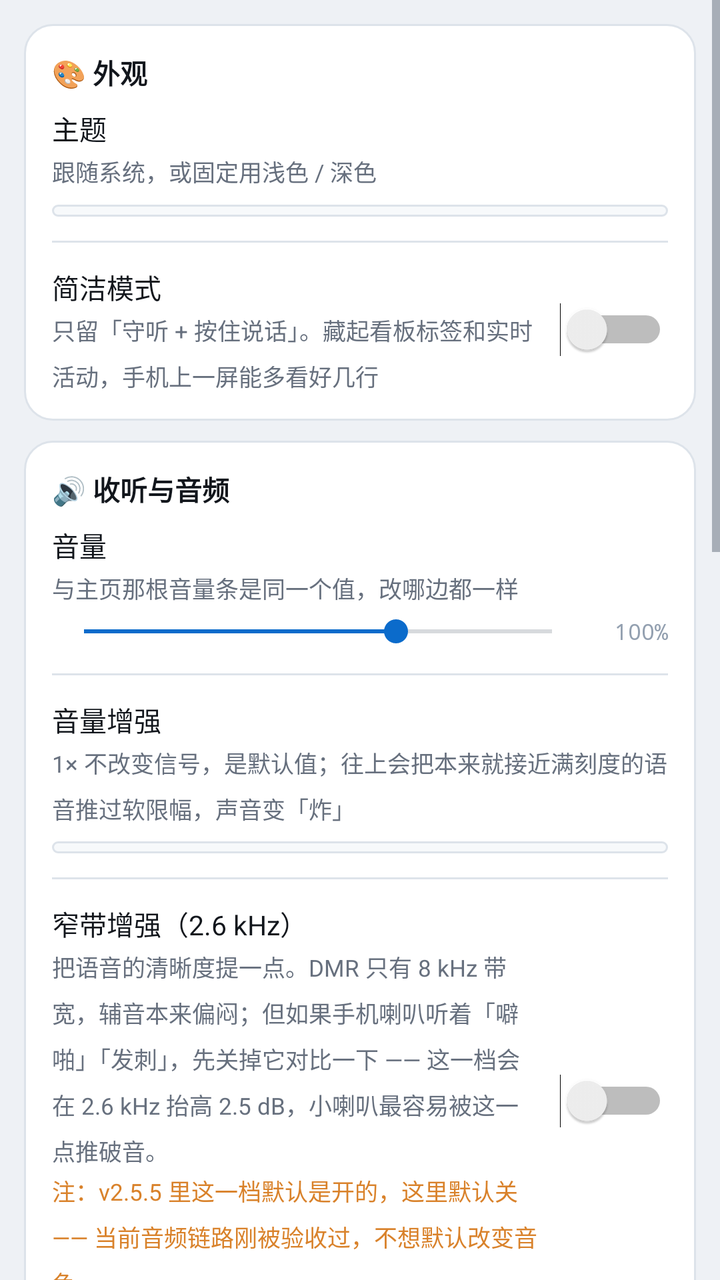
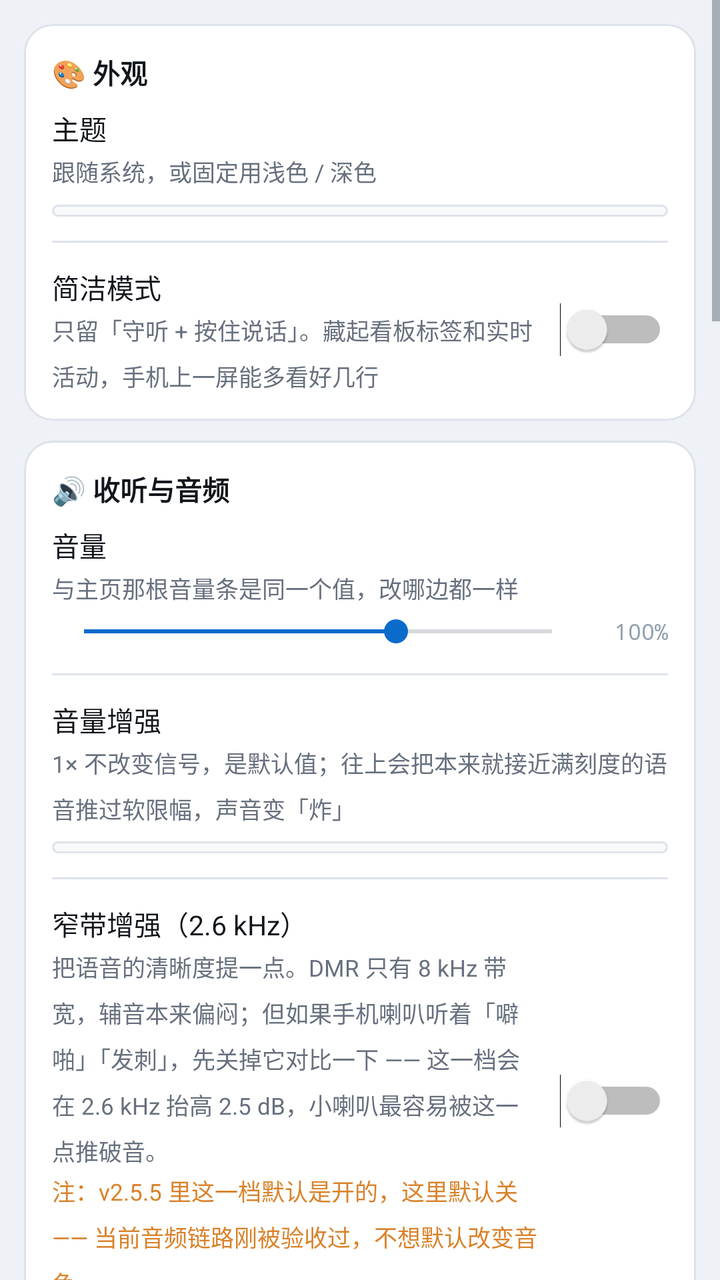

The first picture is an Android layout as it rendered before a commit; the second is the same layout after the commit. The layout source and the unified diff follow.
<!-- AndroidManifest.xml: application theme AppTheme -->
<!-- res/layout/page_settings.xml -->
<?xml version="1.0" encoding="utf-8"?>
<ScrollView xmlns:android="http://schemas.android.com/apk/res/android"
    android:layout_width="match_parent"
    android:layout_height="match_parent"
    android:scrollbars="vertical"
    android:fillViewport="true">

    <LinearLayout
        android:layout_width="match_parent"
        android:layout_height="wrap_content"
        android:orientation="vertical"
        android:paddingStart="12dp"
        android:paddingEnd="12dp"
        android:paddingTop="2dp"
        android:paddingBottom="22dp">

        
        <LinearLayout style="@style/Card">

            <TextView
                style="@style/CardTitle"
                android:text="🎨 外观" />

            <TextView
                style="@style/SetLabel"
                android:text="主题" />

            <TextView
                style="@style/SetHint"
                android:text="跟随系统，或固定用浅色 / 深色" />

            <LinearLayout
                android:id="@+id/segTheme"
                android:layout_width="match_parent"
                android:layout_height="wrap_content"
                android:layout_marginTop="8dp"
                android:orientation="horizontal"
                android:background="@drawable/bg_inner"
                android:padding="3dp" />

            <View
                android:layout_width="match_parent"
                android:layout_height="1dp"
                android:layout_marginTop="12dp"
                android:layout_marginBottom="12dp"
                android:background="?attr/cBorder" />

            <LinearLayout
                android:layout_width="match_parent"
                android:layout_height="wrap_content"
                android:orientation="horizontal"
                android:gravity="center_vertical">

                <LinearLayout
                    android:layout_width="0dp"
                    android:layout_height="wrap_content"
                    android:layout_weight="1"
                    android:orientation="vertical">

                    <TextView
                        style="@style/SetLabel"
                        android:text="简洁模式" />

                    <TextView
                        style="@style/SetHint"
                        android:text="只留「守听 + 按住说话」。藏起看板标签和实时活动，手机上一屏能多看好几行" />
                </LinearLayout>

                <Switch
                    android:id="@+id/swSimple"
                    android:layout_width="wrap_content"
                    android:layout_height="wrap_content"
                    android:layout_marginStart="10dp" />
            </LinearLayout>
        </LinearLayout>

        
        <LinearLayout style="@style/Card">

            <TextView
                style="@style/CardTitle"
                android:text="🔊 收听与音频" />

            <TextView
                style="@style/SetLabel"
                android:text="音量" />

            <TextView
                style="@style/SetHint"
                android:text="与主页那根音量条是同一个值，改哪边都一样" />

            <LinearLayout
                android:layout_width="match_parent"
                android:layout_height="wrap_content"
                android:layout_marginTop="4dp"
                android:orientation="horizontal"
                android:gravity="center_vertical">

                <SeekBar
                    android:id="@+id/seekSetVol"
                    android:layout_width="0dp"
                    android:layout_height="wrap_content"
                    android:layout_weight="1"
                    android:max="150"
                    android:progress="100" />

                <TextView
                    android:id="@+id/setVolVal"
                    style="@style/Mono"
                    android:layout_width="42dp"
                    android:gravity="end"
                    android:text="100%" />
            </LinearLayout>

            <View
                android:layout_width="match_parent"
                android:layout_height="1dp"
                android:layout_marginTop="12dp"
                android:layout_marginBottom="12dp"
                android:background="?attr/cBorder" />

            <TextView
                style="@style/SetLabel"
                android:text="音量增强" />

            <TextView
                style="@style/SetHint"
                android:text="1× 不改变信号，是默认值；往上会把本来就接近满刻度的语音推过软限幅，声音变「炸」" />

            <LinearLayout
                android:id="@+id/segGain"
                android:layout_width="match_parent"
                android:layout_height="wrap_content"
                android:layout_marginTop="8dp"
                android:orientation="horizontal"
                android:background="@drawable/bg_inner"
                android:padding="3dp" />

            <View
                android:layout_width="match_parent"
                android:layout_height="1dp"
                android:layout_marginTop="12dp"
                android:layout_marginBottom="12dp"
                android:background="?attr/cBorder" />

            <LinearLayout
                android:layout_width="match_parent"
                android:layout_height="wrap_content"
                android:orientation="horizontal"
                android:gravity="center_vertical">

                <LinearLayout
                    android:layout_width="0dp"
                    android:layout_height="wrap_content"
                    android:layout_weight="1"
                    android:orientation="vertical">

                    <TextView
                        style="@style/SetLabel"
                        android:text="窄带增强（2.6 kHz）" />

                    <TextView
                        style="@style/SetHint"
                        android:text="把语音的清晰度提一点。DMR 只有 8 kHz 带宽，辅音本来偏闷；但如果手机喇叭听着「噼啪」「发刺」，先关掉它对比一下 —— 这一档会在 2.6 kHz 抬高 2.5 dB，小喇叭最容易被这一点推破音。" />

                    <TextView
                        style="@style/SetHint"
                        android:text="注：v2.5.5 里这一档默认是开的，这里默认关 —— 当前音频链路刚被验收过，不想默认改变音色。"
                        android:textColor="?attr/cWarn" />
                </LinearLayout>

                <Switch
                    android:id="@+id/swPresence"
                    android:layout_width="wrap_content"
                    android:layout_height="wrap_content"
                    android:layout_marginStart="10dp" />
            </LinearLayout>

            <View
                android:layout_width="match_parent"
                android:layout_height="1dp"
                android:layout_marginTop="12dp"
                android:layout_marginBottom="12dp"
                android:background="?attr/cBorder" />

            <TextView
                style="@style/SetLabel"
                android:text="音频自检" />

            <TextView
                style="@style/SetHint"
                android:text="收不到声音时先看这一行。环=on 才是正常路径；闸=让位 表示这一句交给了别的链路。报问题时把这一行发过来，比描述准得多。" />

            <TextView
                android:id="@+id/audioDiag"
                android:layout_width="match_parent"
                android:layout_height="wrap_content"
                android:layout_marginTop="7dp"
                android:background="@drawable/bg_inner"
                android:padding="9dp"
                android:text="—"
                android:textColor="?attr/cMuted"
                android:textSize="11sp"
                android:fontFamily="monospace"
                android:lineSpacingMultiplier="1.6" />

            <View
                android:layout_width="match_parent"
                android:layout_height="1dp"
                android:layout_marginTop="12dp"
                android:layout_marginBottom="12dp"
                android:background="?attr/cBorder" />

            <LinearLayout
                android:layout_width="match_parent"
                android:layout_height="wrap_content"
                android:orientation="horizontal"
                android:gravity="center_vertical">

                <LinearLayout
                    android:layout_width="0dp"
                    android:layout_height="wrap_content"
                    android:layout_weight="1"
                    android:orientation="vertical">

                    <TextView
                        style="@style/SetLabel"
                        android:text="收听时保持屏幕常亮" />

                    <TextView
                        style="@style/SetHint"
                        android:text="收音期间不熄屏；关掉可省电" />
                </LinearLayout>

                <Switch
                    android:id="@+id/swAwake"
                    android:layout_width="wrap_content"
                    android:layout_height="wrap_content"
                    android:layout_marginStart="10dp" />
            </LinearLayout>

            <View
                android:layout_width="match_parent"
                android:layout_height="1dp"
                android:layout_marginTop="12dp"
                android:layout_marginBottom="12dp"
                android:background="?attr/cBorder" />

            <LinearLayout
                android:layout_width="match_parent"
                android:layout_height="wrap_content"
                android:orientation="horizontal"
                android:gravity="center_vertical">

                <LinearLayout
                    android:layout_width="0dp"
                    android:layout_height="wrap_content"
                    android:layout_weight="1"
                    android:orientation="vertical">

                    <TextView
                        style="@style/SetLabel"
                        android:text="自动录音" />

                    <TextView
                        style="@style/SetHint"
                        android:text="每通通话自动存成 WAV。录音功能本身还在做（Phase 4），现在打开只记开关，不会生成文件" />
                </LinearLayout>

                <Switch
                    android:id="@+id/swRec"
                    android:layout_width="wrap_content"
                    android:layout_height="wrap_content"
                    android:layout_marginStart="10dp" />
            </LinearLayout>
        </LinearLayout>

        
        <LinearLayout style="@style/Card">

            <TextView
                style="@style/CardTitle"
                android:text="📻 扫描" />

            <LinearLayout
                android:layout_width="match_parent"
                android:layout_height="wrap_content"
                android:orientation="horizontal"
                android:gravity="center_vertical">

                <LinearLayout
                    android:layout_width="0dp"
                    android:layout_height="wrap_content"
                    android:layout_weight="1"
                    android:orientation="vertical">

                    <TextView
                        style="@style/SetLabel"
                        android:text="扫描" />

                    <TextView
                        style="@style/SetHint"
                        android:text="不用预先指定话组，自动跟着实时活动里最热闹的几个组走" />
                </LinearLayout>

                <Switch
                    android:id="@+id/swScan"
                    android:layout_width="wrap_content"
                    android:layout_height="wrap_content"
                    android:layout_marginStart="10dp" />
            </LinearLayout>

            <View
                android:layout_width="match_parent"
                android:layout_height="1dp"
                android:layout_marginTop="12dp"
                android:layout_marginBottom="12dp"
                android:background="?attr/cBorder" />

            <TextView
                style="@style/SetLabel"
                android:text="自动跟进数量" />

            <TextView
                style="@style/SetHint"
                android:text="「自动跟进」同时锁定的最活跃话组个数，越多越容易漏听" />

            <LinearLayout
                android:layout_width="match_parent"
                android:layout_height="wrap_content"
                android:layout_marginTop="4dp"
                android:orientation="horizontal"
                android:gravity="center_vertical">

                <SeekBar
                    android:id="@+id/seekAutoN"
                    android:layout_width="0dp"
                    android:layout_height="wrap_content"
                    android:layout_weight="1"
                    android:max="19"
                    android:progress="7" />

                <TextView
                    android:id="@+id/setAutoNVal"
                    style="@style/Mono"
                    android:layout_width="30dp"
                    android:gravity="end"
                    android:text="8" />
            </LinearLayout>

            <View
                android:layout_width="match_parent"
                android:layout_height="1dp"
                android:layout_marginTop="12dp"
                android:layout_marginBottom="12dp"
                android:background="?attr/cBorder" />

            <LinearLayout
                android:layout_width="match_parent"
                android:layout_height="wrap_content"
                android:orientation="horizontal"
                android:gravity="center_vertical">

                <LinearLayout
                    android:layout_width="0dp"
                    android:layout_height="wrap_content"
                    android:layout_weight="1"
                    android:orientation="vertical">

                    <TextView
                        style="@style/SetLabel"
                        android:text="启动时恢复扫描" />

                    <TextView
                        style="@style/SetHint"
                        android:text="下次打开 App 自动接着上次的扫描状态继续" />
                </LinearLayout>

                <Switch
                    android:id="@+id/swScanResume"
                    android:layout_width="wrap_content"
                    android:layout_height="wrap_content"
                    android:layout_marginStart="10dp" />
            </LinearLayout>
        </LinearLayout>

        
        <LinearLayout style="@style/Card">

            <TextView
                style="@style/CardTitle"
                android:text="ℹ️ 关于" />

            <TextView
                android:id="@+id/aboutText"
                android:layout_width="match_parent"
                android:layout_height="wrap_content"
                android:textColor="?attr/cMuted"
                android:textSize="11.5sp"
                android:lineSpacingMultiplier="1.7" />

            <TextView
                android:layout_width="match_parent"
                android:layout_height="wrap_content"
                android:layout_marginTop="10dp"
                android:text="话组表：内置 47 条 + 在线 api.brandmeister.network（约 1845 条）\n实时活动：wss://api.brandmeister.network/lh\n音频：wss://hose.brandmeister.network（HOSE）"
                android:textColor="?attr/cDim"
                android:textSize="11sp"
                android:lineSpacingMultiplier="1.7" />
        </LinearLayout>
    </LinearLayout>
</ScrollView>
<!-- resources referenced by this layout -->
<resources>
  <!-- drawable bg_inner (drawable) -->
  <?xml version="1.0" encoding="utf-8"?>
  <shape xmlns:android="http://schemas.android.com/apk/res/android" android:shape="rectangle">
      <solid android:color="?attr/cPanel2" />
      <corners android:radius="10dp" />
      <stroke android:width="1dp" android:color="?attr/cBorder" />
  </shape>
  <style name="Card">
          <item name="android:layout_width">match_parent</item>
          <item name="android:layout_height">wrap_content</item>
          <item name="android:orientation">vertical</item>
          <item name="android:background">@drawable/bg_card</item>
          <item name="android:padding">14dp</item>
          <item name="android:layout_marginTop">10dp</item>
      </style>
  <style name="CardTitle">
          <item name="android:layout_width">match_parent</item>
          <item name="android:layout_height">wrap_content</item>
          <item name="android:textColor">?attr/cText</item>
          <item name="android:textSize">13.5sp</item>
          <item name="android:textStyle">bold</item>
          <item name="android:paddingBottom">8dp</item>
      </style>
  <style name="Mono">
          <item name="android:layout_width">wrap_content</item>
          <item name="android:layout_height">wrap_content</item>
          <item name="android:fontFamily">monospace</item>
          <item name="android:textColor">?attr/cDim</item>
          <item name="android:textSize">11sp</item>
      </style>
  <style name="SetHint">
          <item name="android:layout_width">match_parent</item>
          <item name="android:layout_height">wrap_content</item>
          <item name="android:layout_marginTop">3dp</item>
          <item name="android:textColor">?attr/cMuted</item>
          <item name="android:textSize">11.5sp</item>
          <item name="android:lineSpacingMultiplier">1.35</item>
      </style>
  <style name="SetLabel">
          <item name="android:layout_width">match_parent</item>
          <item name="android:layout_height">wrap_content</item>
          <item name="android:textColor">?attr/cText</item>
          <item name="android:textSize">13.5sp</item>
      </style>
  <style name="AppTheme" parent="BaseLight" />
  <!-- drawable bg_card (drawable) -->
  <?xml version="1.0" encoding="utf-8"?>
  <shape xmlns:android="http://schemas.android.com/apk/res/android" android:shape="rectangle">
      <solid android:color="?attr/cPanel" />
      <corners android:radius="14dp" />
      <stroke android:width="1dp" android:color="?attr/cBorder" />
  </shape>
  <color name="l_bg">#eef1f5</color>
  <color name="l_panel">#ffffff</color>
  <color name="l_panel2">#f7f9fb</color>
  <color name="l_border">#dde3ea</color>
  <color name="l_text">#12161c</color>
  <color name="l_muted">#67707e</color>
  <color name="l_dim">#93a0b0</color>
  <color name="l_accent">#0b6bcb</color>
  <color name="l_accent_weak">#e6f0fb</color>
  <color name="l_ok">#12a150</color>
  <color name="l_warn">#d9822b</color>
  <color name="l_bad">#c22a2f</color>
  <!-- unchanged entries left out for length: 1 -->
</resources>

<!-- the commit's change to res/layout/page_settings.xml (unified diff, before → after) -->
@@ -389,6 +389,330 @@
 
             <TextView
                 style="@style/CardTitle"
+                android:text="📡 收发（MMDVM）" />
+
+            <TextView
+                style="@style/SetHint"
+                android:text="这一块填的是 Master（UDP 62031），不是收听用的 hose.brandmeister.network —— 填错了表现是「连上了但收发全不通」。国内用户建议改成 8600.radiowo.com，延迟低得多。" />
+
+            <TextView
+                style="@style/SetLabel"
+                android:layout_marginTop="10dp"
+                android:text="主站地址" />
+
+            <EditText
+                android:id="@+id/txHost"
+                style="@style/SetInput"
+                android:hint="4602.master.brandmeister.network"
+                android:inputType="textUri" />
+
+            <LinearLayout
+                android:layout_width="match_parent"
+                android:layout_height="wrap_content"
+                android:orientation="horizontal">
+
+                <LinearLayout
+                    android:layout_width="0dp"
+                    android:layout_height="wrap_content"
+                    android:layout_weight="1"
+                    android:orientation="vertical">
+
+                    <TextView
+                        style="@style/SetLabel"
+                        android:layout_marginTop="10dp"
+                        android:text="端口" />
+
+                    <EditText
+                        android:id="@+id/txPort"
+                        style="@style/SetInput"
+                        android:hint="62031"
+                        android:inputType="number" />
+                </LinearLayout>
+
+                <LinearLayout
+                    android:layout_width="0dp"
+                    android:layout_height="wrap_content"
+                    android:layout_weight="1"
+                    android:layout_marginStart="10dp"
+                    android:orientation="vertical">
+
+                    <TextView
+                        style="@style/SetLabel"
+                        android:layout_marginTop="10dp"
+                        android:text="本机 DMR ID" />
+
+                    <EditText
+                        android:id="@+id/txId"
+                        style="@style/SetInput"
+                        android:hint="7 位数字"
+                        android:inputType="number" />
+                </LinearLayout>
+            </LinearLayout>
+
+            <LinearLayout
+                android:layout_width="match_parent"
+                android:layout_height="wrap_content"
+                android:orientation="horizontal">
+
+                <LinearLayout
+                    android:layout_width="0dp"
+                    android:layout_height="wrap_content"
+                    android:layout_weight="1"
+                    android:orientation="vertical">
+
+                    <TextView
+                        style="@style/SetLabel"
+                        android:layout_marginTop="10dp"
+                        android:text="ESSID 别名" />
+
+                    <EditText
+                        android:id="@+id/txEssid"
+                        style="@style/SetInput"
+                        android:hint="0 = 不用"
+                        android:inputType="number" />
+                </LinearLayout>
+
+                <LinearLayout
+                    android:layout_width="0dp"
+                    android:layout_height="wrap_content"
+                    android:layout_weight="1"
+                    android:layout_marginStart="10dp"
+                    android:orientation="vertical">
+
+                    <TextView
+                        style="@style/SetLabel"
+                        android:layout_marginTop="10dp"
+                        android:text="呼号" />
+
+                    <EditText
+                        android:id="@+id/txCall"
+                        style="@style/SetInput"
+                        android:hint="如 BH6RGQ"
+                        android:inputType="textCapCharacters" />
+                </LinearLayout>
+            </LinearLayout>
+
+            <TextView
+                style="@style/SetLabel"
+                android:layout_marginTop="10dp"
+                android:text="主站密码" />
+
+            <TextView
+                style="@style/SetHint"
+                android:text="BrandMeister 在 selfcare 里设的那串；国内 radiowo 一般是设备密码" />
+
+            <EditText
+                android:id="@+id/txPwd"
+                style="@style/SetInput"
+                android:hint="密码"
+                android:inputType="textPassword" />
+
+            <View
+                android:layout_width="match_parent"
+                android:layout_height="1dp"
+                android:layout_marginTop="12dp"
+                android:layout_marginBottom="12dp"
+                android:background="?attr/cBorder" />
+
+            <TextView
+                style="@style/SetLabel"
+                android:text="时隙" />
+
+            <LinearLayout
+                android:id="@+id/segSlot"
+                android:layout_width="match_parent"
+                android:layout_height="wrap_content"
+                android:layout_marginTop="8dp"
+                android:orientation="horizontal"
+                android:background="@drawable/bg_inner"
+                android:padding="3dp" />
+
+            <TextView
+                style="@style/SetLabel"
+                android:layout_marginTop="12dp"
+                android:text="色码" />
+
+            <LinearLayout
+                android:layout_width="match_parent"
+                android:layout_height="wrap_content"
+                android:layout_marginTop="4dp"
+                android:orientation="horizontal"
+                android:gravity="center_vertical">
+
+                <SeekBar
+                    android:id="@+id/seekCc"
+                    android:layout_width="0dp"
+                    android:layout_height="wrap_content"
+                    android:layout_weight="1"
+                    android:max="15"
+                    android:progress="1" />
+
+                <TextView
+                    android:id="@+id/setCcVal"
+                    style="@style/Mono"
+                    android:layout_width="30dp"
+                    android:gravity="end"
+                    android:text="1" />
+            </LinearLayout>
+
+            <View
+                android:layout_width="match_parent"
+                android:layout_height="1dp"
+                android:layout_marginTop="12dp"
+                android:layout_marginBottom="12dp"
+                android:background="?attr/cBorder" />
+
+            <TextView
+                style="@style/SetLabel"
+                android:text="麦克风增益" />
+
+            <TextView
+                style="@style/SetHint"
+                android:text="作用点在 AGC 之后、软限幅之前 —— 所以调小是真的「少失真」，不只是「变小声」。发射时对着手机正常说话，看「发射电平」读数：−16 附近正常，超过 −6 就快削波了" />
+
+            <LinearLayout
+                android:layout_width="match_parent"
+                android:layout_height="wrap_content"
+                android:layout_marginTop="4dp"
+                android:orientation="horizontal"
+                android:gravity="center_vertical">
+
+                <SeekBar
+                    android:id="@+id/seekMic"
+                    android:layout_width="0dp"
+                    android:layout_height="wrap_content"
+                    android:layout_weight="1"
+                    android:max="36"
+                    android:progress="24" />
+
+                <TextView
+                    android:id="@+id/setMicVal"
+                    style="@style/Mono"
+                    android:layout_width="46dp"
+                    android:gravity="end"
+                    android:text="0 dB" />
+            </LinearLayout>
+
+            <View
+                android:layout_width="match_parent"
+                android:layout_height="1dp"
+                android:layout_marginTop="12dp"
+                android:layout_marginBottom="12dp"
+                android:background="?attr/cBorder" />
+
+            <LinearLayout
+                android:layout_width="match_parent"
+                android:layout_height="wrap_content"
+                android:orientation="horizontal"
+                android:gravity="center_vertical">
+
+                <LinearLayout
+                    android:layout_width="0dp"
+                    android:layout_height="wrap_content"
+                    android:layout_weight="1"
+                    android:orientation="vertical">
+
+                    <TextView
+                        style="@style/SetLabel"
+                        android:text="接收（原生链路）" />
+
+                    <TextView
+                        style="@style/SetHint"
+                        android:text="关掉就只发不收。注意：关掉之后收听会自动回到 HOSE —— 这是有意的，否则会出现「原生不播、HOSE 也让位」的全静音" />
+                </LinearLayout>
+
+                <Switch
+                    android:id="@+id/swRxOn"
+                    android:layout_width="wrap_content"
+                    android:layout_height="wrap_content"
+                    android:layout_marginStart="10dp" />
+            </LinearLayout>
+
+            <LinearLayout
+                android:layout_width="match_parent"
+                android:layout_height="wrap_content"
+                android:layout_marginTop="10dp"
+                android:orientation="horizontal"
+                android:gravity="center_vertical">
+
+                <LinearLayout
+                    android:layout_width="0dp"
+                    android:layout_height="wrap_content"
+                    android:layout_weight="1"
+                    android:orientation="vertical">
+
+                    <TextView
+                        style="@style/SetLabel"
+                        android:text="只收当前话组" />
+
+                    <TextView
+                        style="@style/SetHint"
+                        android:text="主站可能同时推多路，全塞进一个缓冲就是一锅粥。开着只放当前话组；个呼（点名呼你）永远放行" />
+                </LinearLayout>
+
+                <Switch
+                    android:id="@+id/swOnlyWatch"
+                    android:layout_width="wrap_content"
+                    android:layout_height="wrap_content"
+                    android:layout_marginStart="10dp" />
+            </LinearLayout>
+
+            <View
+                android:layout_width="match_parent"
+                android:layout_height="1dp"
+                android:layout_marginTop="12dp"
+                android:layout_marginBottom="12dp"
+                android:background="?attr/cBorder" />
+
+            <LinearLayout
+                android:layout_width="match_parent"
+                android:layout_height="wrap_content"
+                android:orientation="horizontal"
+                android:gravity="center_vertical">
+
+                <Button
+                    android:id="@+id/btnConnect"
+                    android:layout_width="0dp"
+                    android:layout_height="42dp"
+                    android:layout_weight="1"
+                    android:minWidth="0dp"
+                    android:text="连接主站"
+                    android:textSize="13sp"
+                    android:textAllCaps="false"
+                    android:background="@drawable/bg_btn" />
+
+                <Button
+                    android:id="@+id/btnSelfTest"
+                    android:layout_width="0dp"
+                    android:layout_height="42dp"
+                    android:layout_weight="1"
+                    android:layout_marginStart="8dp"
+                    android:minWidth="0dp"
+                    android:text="自检"
+                    android:textSize="13sp"
+                    android:textAllCaps="false"
+                    android:background="@drawable/bg_btn" />
+            </LinearLayout>
+
+            <TextView
+                android:id="@+id/txState"
+                android:layout_width="match_parent"
+                android:layout_height="wrap_content"
+                android:layout_marginTop="8dp"
+                android:background="@drawable/bg_inner"
+                android:padding="9dp"
+                android:text="未连接"
+                android:textColor="?attr/cMuted"
+                android:textSize="11sp"
+                android:fontFamily="monospace"
+                android:lineSpacingMultiplier="1.6" />
+        </LinearLayout>
+
+        
+        <LinearLayout style="@style/Card">
+
+            <TextView
+                style="@style/CardTitle"
                 android:text="ℹ️ 关于" />
 
             <TextView
<!-- resource entries referenced after the edit -->
@@ -1,5 +1,11 @@
 <!-- resources referenced by this layout -->
 <resources>
+  <!-- drawable bg_btn (drawable) -->
+  <?xml version="1.0" encoding="utf-8"?>
+  <shape xmlns:android="http://schemas.android.com/apk/res/android" android:shape="rectangle">
+      <solid android:color="?attr/cAccent" />
+      <corners android:radius="10dp" />
+  </shape>
   <!-- drawable bg_inner (drawable) -->
   <?xml version="1.0" encoding="utf-8"?>
   <shape xmlns:android="http://schemas.android.com/apk/res/android" android:shape="rectangle">
@@ -38,6 +44,19 @@
           <item name="android:textSize">11.5sp</item>
           <item name="android:lineSpacingMultiplier">1.35</item>
       </style>
+  <style name="SetInput">
+          <item name="android:layout_width">match_parent</item>
+          <item name="android:layout_height">40dp</item>
+          <item name="android:layout_marginTop">6dp</item>
+          <item name="android:background">@drawable/bg_inner</item>
+          <item name="android:paddingStart">11dp</item>
+          <item name="android:paddingEnd">11dp</item>
+          <item name="android:textColor">?attr/cText</item>
+          <item name="android:textColorHint">?attr/cDim</item>
+          <item name="android:textSize">12.5sp</item>
+          <item name="android:singleLine">true</item>
+          <item name="android:fontFamily">monospace</item>
+      </style>
   <style name="SetLabel">
           <item name="android:layout_width">match_parent</item>
           <item name="android:layout_height">wrap_content</item>
